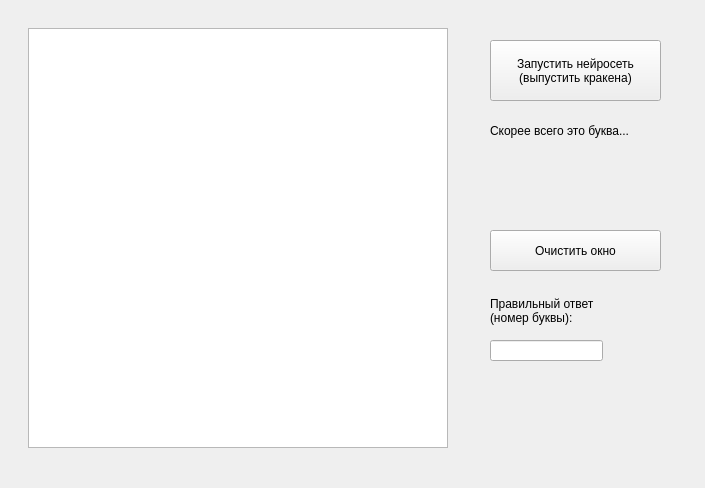
First picture: the form in src/interface/painter.ui, repository superhacker1999/s21_multilayer_perceptron, before the edit.
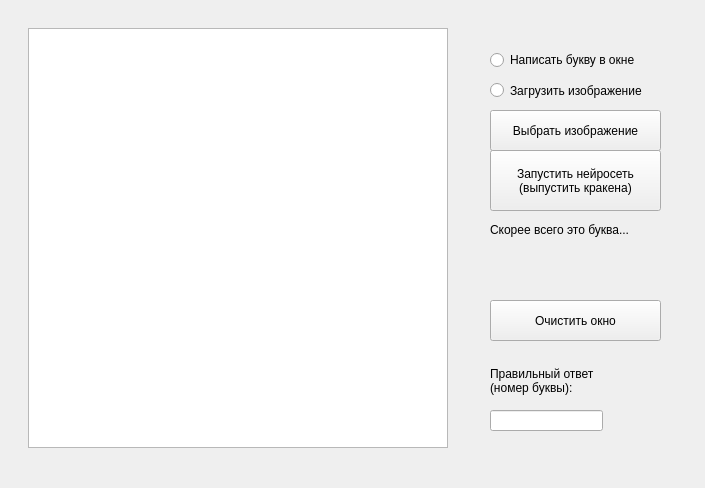
Second picture: the form after the edit.

Commit message: image on white background

Diff of the .ui file:
```diff
--- a/src/interface/painter.ui
+++ b/src/interface/painter.ui
@@ -54,7 +54,7 @@
    <property name="geometry">
     <rect>
      <x>490</x>
-     <y>40</y>
+     <y>150</y>
      <width>171</width>
      <height>61</height>
     </rect>
@@ -68,7 +68,7 @@
    <property name="geometry">
     <rect>
      <x>490</x>
-     <y>230</y>
+     <y>300</y>
      <width>171</width>
      <height>41</height>
     </rect>
@@ -81,7 +81,7 @@
    <property name="geometry">
     <rect>
      <x>490</x>
-     <y>160</y>
+     <y>250</y>
      <width>161</width>
      <height>41</height>
     </rect>
@@ -94,7 +94,7 @@
    <property name="geometry">
     <rect>
      <x>490</x>
-     <y>121</y>
+     <y>220</y>
      <width>171</width>
      <height>20</height>
     </rect>
@@ -107,7 +107,7 @@
    <property name="geometry">
     <rect>
      <x>490</x>
-     <y>280</y>
+     <y>350</y>
      <width>121</width>
      <height>61</height>
     </rect>
@@ -121,12 +121,51 @@
    <property name="geometry">
     <rect>
      <x>490</x>
-     <y>340</y>
+     <y>410</y>
      <width>113</width>
      <height>21</height>
     </rect>
    </property>
   </widget>
+  <widget class="QRadioButton" name="paint">
+   <property name="geometry">
+    <rect>
+     <x>490</x>
+     <y>50</y>
+     <width>171</width>
+     <height>20</height>
+    </rect>
+   </property>
+   <property name="text">
+    <string>Написать букву в окне</string>
+   </property>
+  </widget>
+  <widget class="QRadioButton" name="picture">
+   <property name="geometry">
+    <rect>
+     <x>490</x>
+     <y>80</y>
+     <width>181</width>
+     <height>21</height>
+    </rect>
+   </property>
+   <property name="text">
+    <string>Загрузить изображение</string>
+   </property>
+  </widget>
+  <widget class="QPushButton" name="choose_image">
+   <property name="geometry">
+    <rect>
+     <x>490</x>
+     <y>110</y>
+     <width>171</width>
+     <height>41</height>
+    </rect>
+   </property>
+   <property name="text">
+    <string>Выбрать изображение</string>
+   </property>
+  </widget>
  </widget>
  <resources/>
  <connections/>
```
The commit also changes 5 other files.
